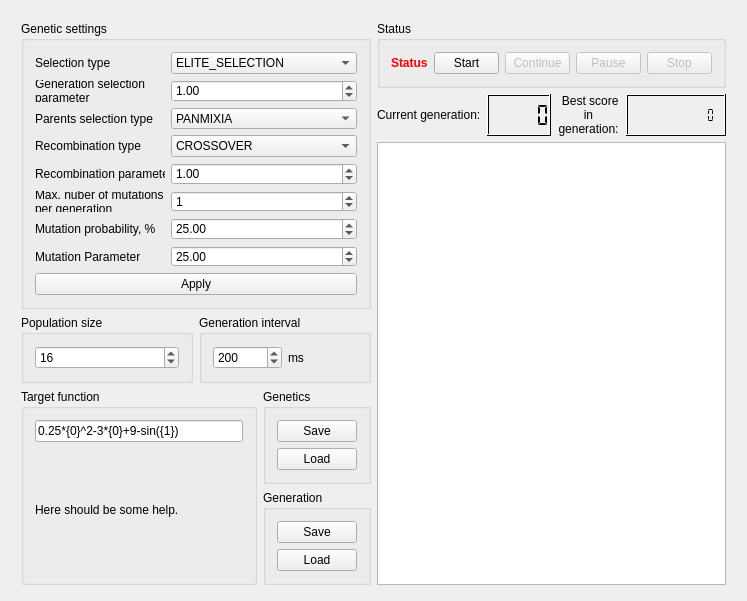
GeneticAlgorithmsConference/Library, file Examples/GUI_FunctionSearcherWith/mainwindow.ui: the form before one commit.
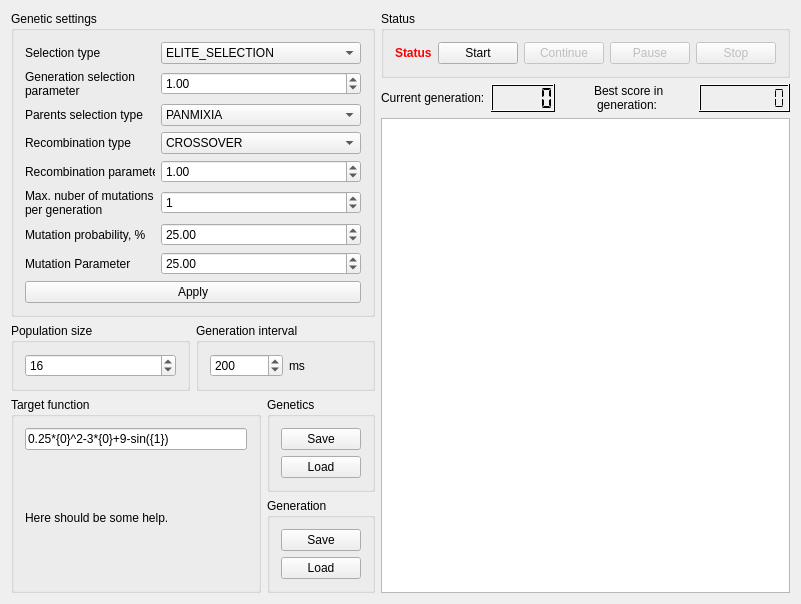
The form after the commit.

```diff
--- a/Examples/GUI_FunctionSearcherWith/mainwindow.ui
+++ b/Examples/GUI_FunctionSearcherWith/mainwindow.ui
@@ -13,18 +13,14 @@
   <property name="windowTitle">
    <string>Function minimum searcher</string>
   </property>
-  <widget class="QWidget" name="horizontalLayoutWidget_3">
-   <property name="geometry">
-    <rect>
-     <x>10</x>
-     <y>10</y>
-     <width>727</width>
-     <height>586</height>
-    </rect>
-   </property>
-   <layout class="QHBoxLayout" name="horizontalLayout_11">
-    <item>
-     <layout class="QVBoxLayout" name="verticalLayout_9">
+  <layout class="QHBoxLayout" name="horizontalLayout_12">
+   <item>
+    <layout class="QHBoxLayout" name="horizontalLayout_11" stretch="0,1">
+     <item>
+      <layout class="QVBoxLayout" name="layoutLeft" stretch="0,0,0">
+       <property name="sizeConstraint">
+        <enum>QLayout::SetFixedSize</enum>
+       </property>
       <item>
        <widget class="QGroupBox" name="groupBox">
         <property name="title">
@@ -631,6 +627,12 @@
         </item>
         <item>
          <widget class="QLCDNumber" name="lcdGeneration">
+           <property name="maximumSize">
+            <size>
+             <width>16777215</width>
+             <height>16777215</height>
+            </size>
+           </property>
           <property name="palette">
            <palette>
             <active>
@@ -944,11 +946,8 @@
             </disabled>
            </palette>
           </property>
-          <property name="smallDecimalPoint">
-           <bool>true</bool>
-          </property>
           <property name="digitCount">
-           <number>10</number>
+            <number>8</number>
           </property>
           <property name="segmentStyle">
            <enum>QLCDNumber::Flat</enum>
@@ -970,9 +969,8 @@
      </layout>
     </item>
    </layout>
-  </widget>
-  <zorder>gbControl</zorder>
-  <zorder>horizontalLayoutWidget_3</zorder>
+   </item>
+  </layout>
  </widget>
  <layoutdefault spacing="6" margin="11"/>
  <resources/>
```
Lines whose indentation alone changed are shown as unchanged.
